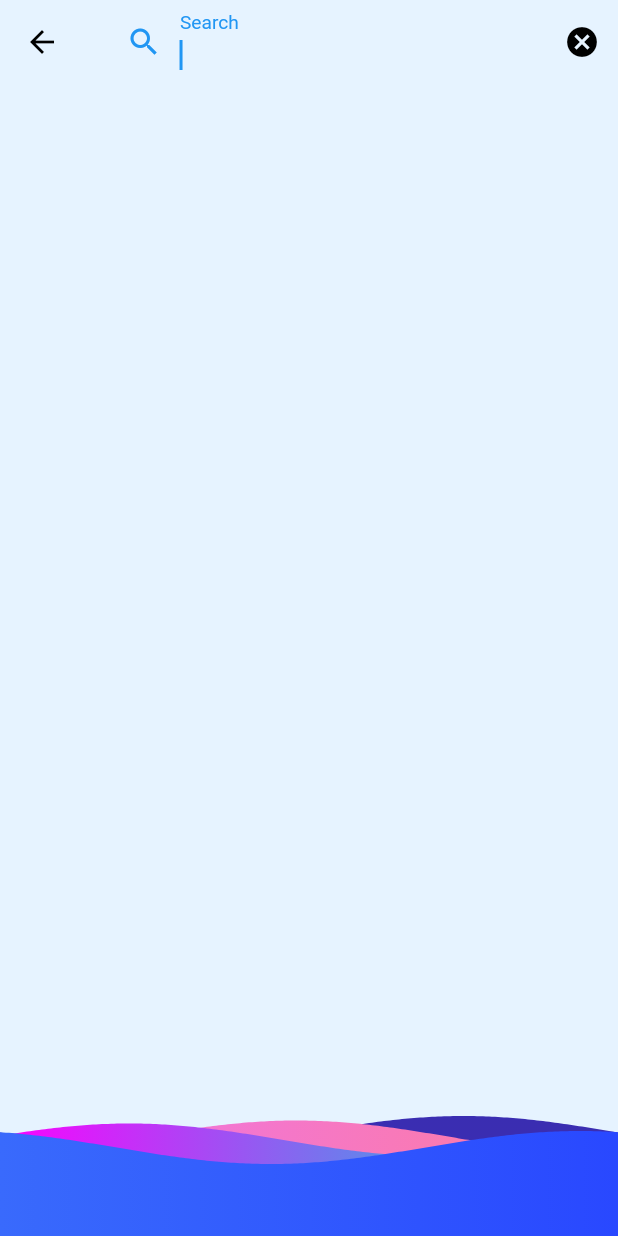
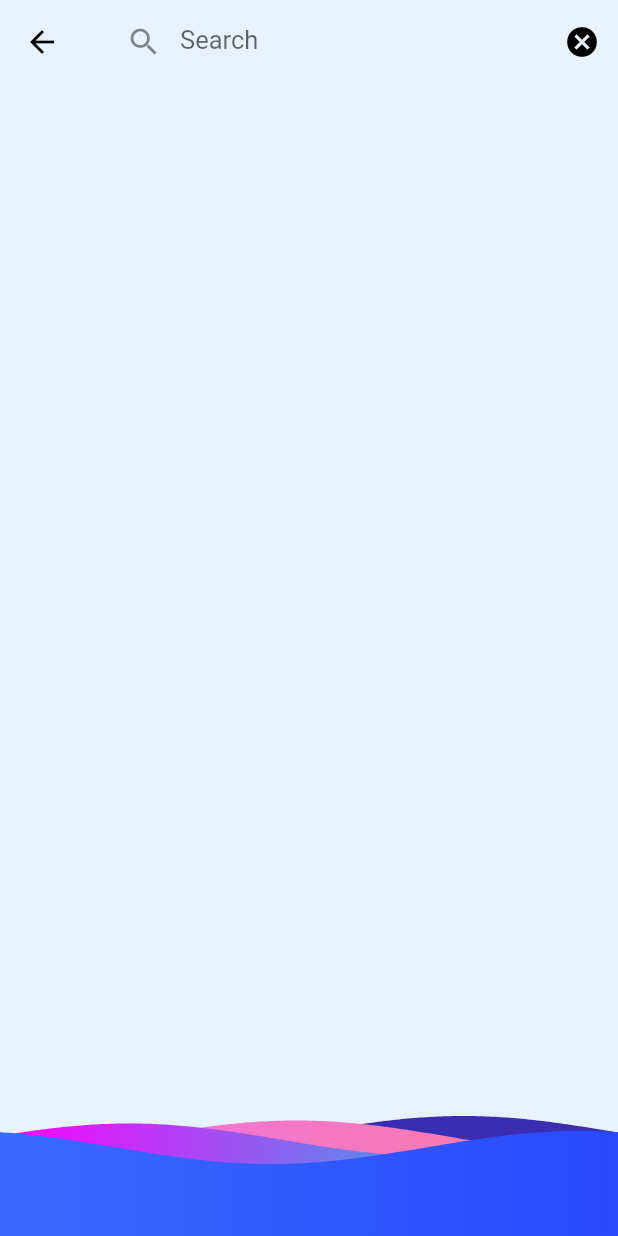
Before and after one commit to AliRn76/HiCoffee-App, a Flutter app: the AddItemScreen screen opened directly, after a tap on the "search" icon, on a phone screen of 412 x 824 dp. Run offline on Flutter 3.47's test engine with Material 2 defaults, Android fonts, the phone set to English and light mode, and no system bars; drawn by our look-alikes of wave; our stand-ins replace clay_containers, flip_card; missing offline and left inert: drawerbehavior, flutter_fluid_slider, folding_cell, number_selection.

Commit message:
Model Added + SlideRouter Added + Set a duriation for search icon + Fix some width & height with MediaQuery + Fix some bugs

```diff
--- /dev/null
+++ b/lib/model/item.dart
@@ -0,0 +1,8 @@
+class Item{
+  String name;
+  int number;
+  Item(
+      this.name,
+      this.number,
+      );
+}
--- a/lib/screens/addItem_screen.dart
+++ b/lib/screens/addItem_screen.dart
@@ -5,10 +5,10 @@ import 'package:hicoffee/widgets/wave.dart';
 import 'package:flip_card/flip_card.dart';
 import 'package:flutter_fluid_slider/flutter_fluid_slider.dart';
 import 'package:clay_containers/clay_containers.dart';
-
+import 'package:hicoffee/model/item.dart';
 
 class AddItemScreen extends StatefulWidget {
-  List<String> list = [];
+  List<Item> list = [];
   AddItemScreen({this.list});
 
   @override
@@ -46,7 +46,6 @@ class _AddItemScreenState extends State<AddItemScreen> {
       body: Container(
         width: MediaQuery.of(context).size.width,
         color: Theme.of(context).scaffoldBackgroundColor ,
-        child: Expanded(
         child: Stack(
           children: <Widget>[
             Center(
@@ -54,13 +53,12 @@ class _AddItemScreenState extends State<AddItemScreen> {
                 key: cardKey,
                 flipOnTouch: false,
                 direction: FlipDirection.VERTICAL,
-                    front: _fromView(),
+                front: _frontView(),
                 back: _backView(),
               ),
             ),
             Wave(),
           ],
-            )
         ),
       ),
     );
@@ -78,18 +76,26 @@ class _AddItemScreenState extends State<AddItemScreen> {
         actions: [
           IconButton(
             onPressed: () {
-              Navigator.push(
-                context,
-                MaterialPageRoute(builder: (context) => SearchScreen(list: widget.list,)),
+              Navigator.push(context,
+                PageRouteBuilder(
+                    transitionDuration: Duration(milliseconds: 600),
+                    pageBuilder: (_, __, ___) => SearchScreen(list: widget.list)
+                ),
+//              Navigator.push(
+//                context,
+//                MaterialPageRoute(builder: (context) => SearchScreen(list: list)),
               );
             },
-            icon: customIcon,
+            icon: Hero(
+              tag: "search",
+              child: customIcon
+            ),
           ),
         ]
     );
   }
 
-  Widget _fromView(){
+  Widget _frontView(){
     return Center(
       child: Container(
         margin: EdgeInsets.only(bottom: height()/5),
@@ -113,7 +119,7 @@ class _AddItemScreenState extends State<AddItemScreen> {
                 keyboardType: TextInputType.text,
                 textInputAction: TextInputAction.next,
                 style: TextStyle(
-                  fontSize: 16.0,
+                  fontSize: 15.0,
                   fontFamily: "BNazanin",
                   fontWeight: FontWeight.w400,
                 ),
@@ -150,8 +156,11 @@ class _AddItemScreenState extends State<AddItemScreen> {
             Container(
               child: Center(
                 child: ClayContainer(
+                  emboss: false,
+                  curveType: CurveType.none,
                   borderRadius: 12.0,
-                  color: baseColor,
+//                  color: baseColor,
+                  color: Theme.of(context).scaffoldBackgroundColor,
                   width: 70,
                   child: IconButton(
                     onPressed: () => cardKey.currentState.toggleCard(),
@@ -194,7 +203,8 @@ class _AddItemScreenState extends State<AddItemScreen> {
               child: Center(
                 child: ClayContainer(
                   borderRadius: 12.0,
-                  color: baseColor,
+//                  color: baseColor,
+                  color: Theme.of(context).scaffoldBackgroundColor,
                   width: 70,
                   child: IconButton(
                     onPressed: () => cardKey.currentState.toggleCard(),
--- a/lib/screens/search_screen.dart
+++ b/lib/screens/search_screen.dart
@@ -5,10 +5,10 @@ import 'package:folding_cell/folding_cell.dart';
 
 import 'package:hicoffee/widgets/wave.dart';
 import 'package:hicoffee/widgets/cardLists.dart';
-
+import 'package:hicoffee/model/item.dart';
 
 class SearchScreen extends StatefulWidget {
-  List<String> list;
+  List<Item> list;
   SearchScreen({this.list});
 
   @override
@@ -16,7 +16,7 @@ class SearchScreen extends StatefulWidget {
 }
 
 class _SearchScreenState extends State<SearchScreen> {
-  List<String> tempList = [];
+  List<Item> tempList = [];
   Icon customIcon = Icon(Icons.search);
   TextEditingController editingController = TextEditingController();
 
@@ -53,19 +53,28 @@ class _SearchScreenState extends State<SearchScreen> {
         title: Padding(
           padding: EdgeInsets.all(0.0),
           child: TextField(
-            autofocus: true,
+//            autofocus: true,
+            autofocus: false,
             style: TextStyle(
               fontSize: 17.0,
               fontWeight: FontWeight.w400,
             ),
             maxLines: 1,
+            controller: editingController,
+            decoration: InputDecoration(
+              labelText: "Search",
+//              hintText: "Search",
+              prefixIcon: Hero(
+                tag: "search",
+                child: Icon(Icons.search)),
+            ),
             onChanged: (value) {
-              if (!(value.isEmpty)) {
+              if (value.isNotEmpty) {
                 setState(() {
                   tempList.clear();
                   print(value);
                   for (int i = 0; i < widget.list.length; i++) {
-                    if (widget.list[i].toLowerCase().contains(
+                    if (widget.list[i].name.toLowerCase().contains(
                         value.toLowerCase())) {
                       tempList.add(widget.list[i]);
                     }
@@ -74,12 +83,6 @@ class _SearchScreenState extends State<SearchScreen> {
                 });
               }
             },
-            controller: editingController,
-            decoration: InputDecoration(
-              labelText: "Search",
-//              hintText: "Search",
-              prefixIcon: Icon(Icons.search),
-            ),
           ),
         ),
         actions: [
--- a/pubspec.yaml
+++ b/pubspec.yaml
@@ -34,6 +34,9 @@ dependencies:
   flip_card: ^0.4.4
   flutter_fluid_slider: ^1.0.2
   clay_containers: ^0.2.2
+  number_selection: ^0.0.1
+
+#  font_awesome_flutter: ^8.8.1
 
 dev_dependencies:
   flutter_test:
```
Also changed, not shown: lib/screens/home_screen.dart (+41 -20 lines), lib/widgets/cardLists.dart (+137 -57 lines), lib/widgets/slide_bottom_route.dart (added, +27 -0 lines), lib/main.dart (line endings or trailing spaces), pubspec.lock. Lines whose indentation alone changed are shown as unchanged.
